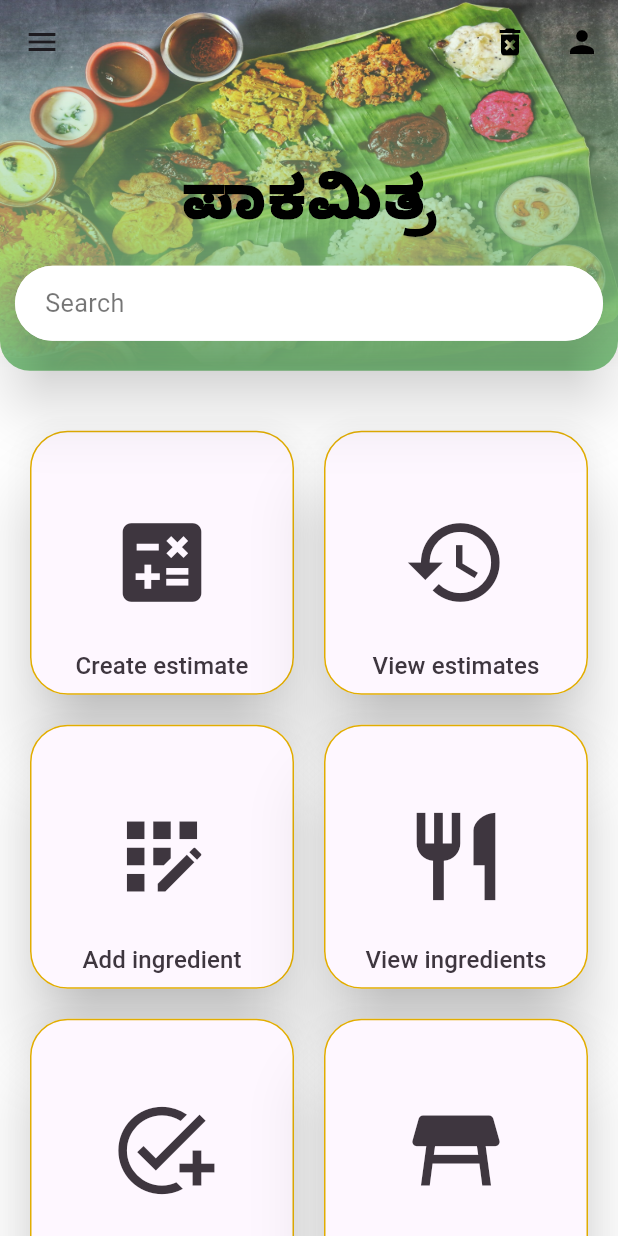
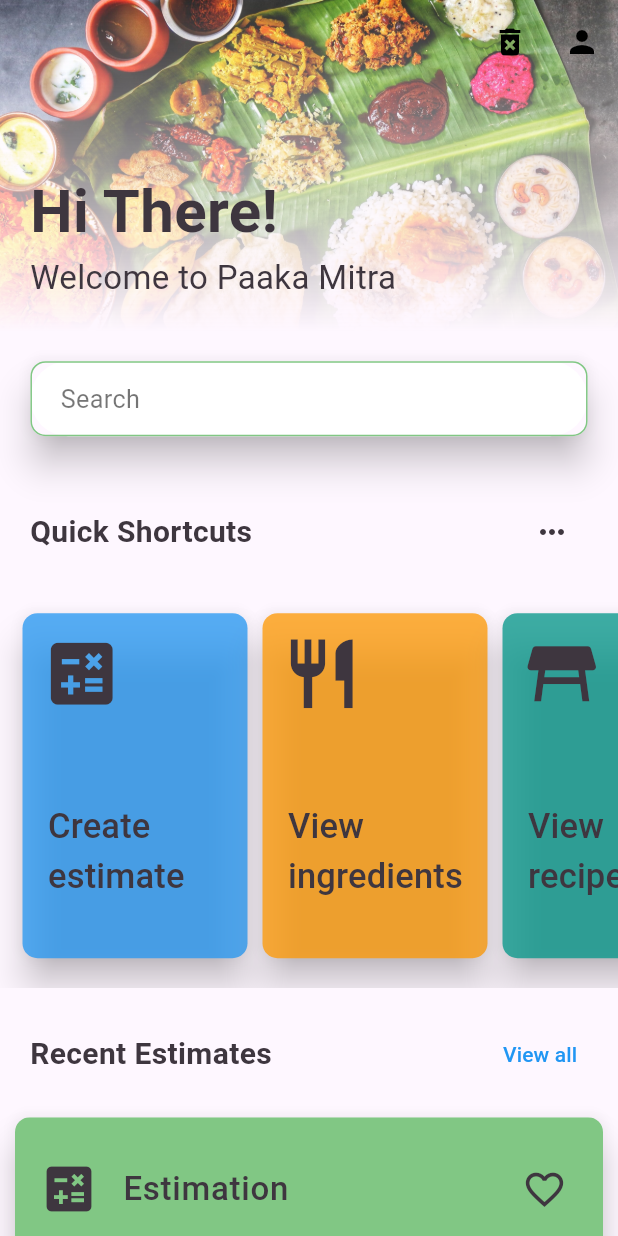
Before and after one commit to nandeeshkamath/paka-mitra, a Flutter app: the screen it shows after launch, on a phone screen of 412 x 824 dp. Run offline on Flutter 3.47's test engine with Material 3 defaults, Android fonts, the phone set to English and light mode, and no system bars; our stand-ins replace dropdown_button2, sqflite, sqflite_common_ffi_web; accounts and stored records are empty.

Commit message:
Redesign home page

```diff
--- a/lib/fragments/search_box.dart
+++ b/lib/fragments/search_box.dart
@@ -1,4 +1,5 @@
 import 'package:flutter/material.dart';
+import 'package:wing_cook/constants/app_theme.dart';
 
 class SearchBox extends StatelessWidget {
   const SearchBox({Key? key, required this.onTap}) : super(key: key);
@@ -7,8 +8,11 @@ class SearchBox extends StatelessWidget {
   @override
   Widget build(BuildContext context) {
     return Material(
-      elevation: 20,
-      shape: RoundedRectangleBorder(borderRadius: BorderRadius.circular(50)),
+      elevation: 10,
+      shape: RoundedRectangleBorder(
+        borderRadius: BorderRadius.circular(10),
+        side: const BorderSide(color: secondary),
+      ),
       child: GestureDetector(
         onTap: onTap,
         child: Container(
--- /dev/null
+++ b/lib/home2.dart
@@ -0,0 +1,377 @@
+import 'package:flutter/material.dart';
+import 'package:wing_cook/add_ingredient.dart';
+import 'package:wing_cook/add_recipe.dart';
+import 'package:wing_cook/constants/app_theme.dart';
+import 'package:wing_cook/create_estimate.dart';
+import 'package:wing_cook/database/ingredients_repository.dart';
+import 'package:wing_cook/database/recipe_repository.dart';
+import 'package:wing_cook/fragments/item_search_delegate.dart';
+import 'package:wing_cook/fragments/search_box.dart';
+import 'package:wing_cook/model/ingredient.dart';
+import 'package:wing_cook/model/recipe.dart';
+import 'package:wing_cook/view_ingredients.dart';
+import 'package:wing_cook/view_recipes.dart';
+
+class HomePage2 extends StatefulWidget {
+  const HomePage2({super.key});
+
+  @override
+  State<HomePage2> createState() => _HomePageState2();
+}
+
+class _HomePageState2 extends State<HomePage2> {
+  late Future<List<Ingredient>> _ingredients;
+  late Future<List<Recipe>> _recipes;
+
+  @override
+  void initState() {
+    super.initState();
+    refresh();
+  }
+
+  Future<List<Ingredient>> getIngredients() async {
+    return IngredientsRepository.getIngredients();
+  }
+
+  Future<List<Recipe>> getRecipes() async {
+    return RecipesRepository.getAll();
+  }
+
+  refresh() {
+    setState(() {
+      _ingredients = getIngredients();
+      _recipes = getRecipes();
+    });
+  }
+
+  Widget gridTile(
+      BuildContext context, title, Color color, Widget? onTap, IconData icon) {
+    return Padding(
+      padding: const EdgeInsets.symmetric(horizontal: 5, vertical: 20),
+      child: Material(
+        elevation: 10,
+        color: color.withOpacity(0.75),
+        shape: RoundedRectangleBorder(
+          borderRadius: BorderRadius.circular(10),
+        ),
+        child: ClipRRect(
+          borderRadius: BorderRadius.circular(10),
+          child: SizedBox(
+            width: 150,
+            child: TextButton(
+              onPressed: () {
+                if (onTap != null) {
+                  Navigator.push(
+                    context,
+                    MaterialPageRoute(builder: (context) => onTap),
+                  );
+                }
+              },
+              style: ButtonStyle(
+                foregroundColor: MaterialStateProperty.all(primary),
+                overlayColor: MaterialStateProperty.all(Colors.transparent),
+              ),
+              child: GridTile(
+                header: Container(
+                  padding: const EdgeInsets.only(top: 5),
+                  alignment: Alignment.topLeft,
+                  child: Icon(
+                    icon,
+                    color: primary,
+                    size: 55,
+                  ),
+                ),
+                child: Container(
+                  padding: const EdgeInsets.only(bottom: 30, left: 5),
+                  alignment: Alignment.bottomLeft,
+                  child: Text(
+                    title,
+                    textAlign: TextAlign.left,
+                    style: const TextStyle(
+                        fontSize: 23, fontWeight: FontWeight.w500),
+                    // style: Theme.of(context).textTheme.headlineSmall,
+                  ),
+                ),
+              ),
+            ),
+          ),
+        ),
+      ),
+    );
+  }
+
+  @override
+  Widget build(BuildContext context) {
+    final scrollController = ScrollController();
+    return Scaffold(
+      body: CustomScrollView(
+        slivers: [
+          SliverAppBar(
+            actions: [
+              IconButton(
+                onPressed: () {
+                  IngredientsRepository.deleteAll();
+                  RecipesRepository.deleteAll();
+                },
+                icon: const Icon(
+                  Icons.delete_forever,
+                  color: Colors.black,
+                ),
+              ),
+              IconButton(
+                icon: const Icon(
+                  Icons.person,
+                  color: Colors.black,
+                ),
+                tooltip: 'Open profile',
+                onPressed: () {},
+              ),
+            ],
+            flexibleSpace: ShaderMask(
+              shaderCallback: (rect) {
+                return const LinearGradient(
+                  begin: Alignment.topCenter,
+                  end: Alignment.bottomCenter,
+                  colors: [Colors.black, Colors.transparent],
+                ).createShader(Rect.fromLTRB(0, 0, rect.width, rect.height));
+              },
+              blendMode: BlendMode.dstIn,
+              child: Image.asset(
+                'images/paaka_home.jpg',
+                fit: BoxFit.cover,
+              ),
+            ),
+            bottom: PreferredSize(
+                preferredSize:
+                    Size.fromHeight(MediaQuery.sizeOf(context).height * 0.2),
+                child: const Align(
+                  alignment: Alignment.centerLeft,
+                  child: Column(
+                    crossAxisAlignment: CrossAxisAlignment.start,
+                    children: [
+                      SizedBox(
+                        height: 30,
+                      ),
+                      Padding(
+                        padding: EdgeInsets.symmetric(horizontal: 20),
+                        child: Text(
+                          "Hi There!",
+                          textAlign: TextAlign.left,
+                          style: TextStyle(
+                            fontSize: 40,
+                            fontWeight: FontWeight.bold,
+                            color: primary,
+                          ),
+                        ),
+                      ),
+                      Padding(
+                        padding: EdgeInsets.symmetric(horizontal: 20),
+                        child: Text(
+                          "Welcome to Paaka Mitra",
+                          textAlign: TextAlign.left,
+                          style: TextStyle(
+                            fontSize: 22,
+                            color: primary,
+                          ),
+                        ),
+                      ),
+                      SizedBox(
+                        height: 20,
+                      ),
+                    ],
+                  ),
+                )),
+          ),
+          SliverList(
+            delegate: SliverChildListDelegate(
+              [
+                SingleChildScrollView(
+                  controller: scrollController,
+                  child: SafeArea(
+                    child: Column(
+                      crossAxisAlignment: CrossAxisAlignment.start,
+                      children: [
+                        Align(
+                          alignment: Alignment.center,
+                          child: Container(
+                            width: MediaQuery.sizeOf(context).width * 0.95,
+                            padding: const EdgeInsets.symmetric(
+                                horizontal: 10, vertical: 20),
+                            child: SearchBox(onTap: () {
+                              Map<String, List<String>> items = {};
+
+                              _ingredients
+                                  .then((value) => items["Ingredients"] =
+                                      value.map((e) => e.name).toList())
+                                  .then((value) => _recipes.then((value) =>
+                                      items["Recipes"] =
+                                          value.map((e) => e.name).toList()))
+                                  .then((value) => showSearch(
+                                      context: context,
+                                      delegate:
+                                          ItemSearchDelegate(map: items)));
+                            }),
+                          ),
+                        ),
+                        const SizedBox(
+                          height: 20,
+                        ),
+                        Padding(
+                          padding: const EdgeInsets.symmetric(horizontal: 20),
+                          child: Row(
+                            mainAxisAlignment: MainAxisAlignment.spaceBetween,
+                            children: [
+                              const Text(
+                                "Quick Shortcuts",
+                                textAlign: TextAlign.left,
+                                style: TextStyle(
+                                  fontSize: 20,
+                                  fontWeight: FontWeight.bold,
+                                  color: primary,
+                                ),
+                              ),
+                              IconButton(
+                                style: const ButtonStyle(
+                                  padding:
+                                      MaterialStatePropertyAll(EdgeInsets.zero),
+                                ),
+                                onPressed: () {},
+                                icon: const Icon(
+                                  Icons.more_horiz,
+                                  color: primary,
+                                ),
+                              ),
+                            ],
+                          ),
+                        ),
+                        const SizedBox(
+                          height: 10,
+                        ),
+                        SizedBox(
+                          height: 270,
+                          child: ListView(
+                            scrollDirection: Axis.horizontal,
+                            physics: const ScrollPhysics(),
+                            padding: const EdgeInsets.symmetric(horizontal: 10),
+                            shrinkWrap: true,
+                            children: [
+                              gridTile(context, 'Create estimate', Colors.blue,
+                                  const CreateEstimation(), Icons.calculate),
+                              gridTile(
+                                  context,
+                                  'View ingredients',
+                                  Colors.orange,
+                                  const ViewIngredients(),
+                                  Icons.restaurant),
+                              gridTile(context, 'View recipes', Colors.teal,
+                                  const ViewRecipes(), Icons.table_restaurant),
+                              gridTile(
+                                  context,
+                                  'Add ingredient',
+                                  Colors.cyan,
+                                  const AddIngredient(),
+                                  Icons.app_registration),
+                              gridTile(context, 'Add recipe', Colors.amber,
+                                  const AddRecipe(), Icons.add_task),
+                            ],
+                          ),
+                        ),
+                        const SizedBox(
+                          height: 20,
+                        ),
+                        Padding(
+                          padding: const EdgeInsets.symmetric(horizontal: 20),
+                          child: Row(
+                            mainAxisAlignment: MainAxisAlignment.spaceBetween,
+                            children: [
+                              const Text(
+                                "Recent Estimates",
+                                textAlign: TextAlign.left,
+                                style: TextStyle(
+                                  fontSize: 20,
+                                  fontWeight: FontWeight.bold,
+                                  color: primary,
+                                ),
+                              ),
+                              TextButton(
+                                style: const ButtonStyle(
+                                    padding: MaterialStatePropertyAll(
+                                        EdgeInsets.all(0))),
+                                onPressed: () {
+                                  // Navigator.push(context, MaterialPageRoute(builder: (context) => ));
+                                },
+                                child: const Text(
+                                  "View all",
+                                  style: TextStyle(
+                                      color: Colors.blue, fontSize: 14),
+                                ),
+                              ),
+                            ],
+                          ),
+                        ),
+                        const SizedBox(
+                          height: 10,
+                        ),
+                        SizedBox(
+                          width: MediaQuery.sizeOf(context).width,
+                          child: ListView.builder(
+                            controller: scrollController,
+                            shrinkWrap: true,
+                            itemBuilder: (context, index) {
+                              return Padding(
+                                padding: const EdgeInsets.symmetric(
+                                    horizontal: 10, vertical: 8),
+                                child: Material(
+                                  elevation: 10,
+                                  borderRadius: BorderRadius.circular(10),
+                                  child: ListTile(
+                                    tileColor: secondary,
+                                    shape: RoundedRectangleBorder(
+                                      borderRadius: BorderRadius.circular(10),
+                                    ),
+                                    leading: const Icon(
+                                      Icons.calculate,
+                                      size: 40,
+                                      color: primary,
+                                    ),
+                                    trailing: const Icon(
+                                      Icons.favorite_outline,
+                                      size: 30,
+                                      color: primary,
+                                    ),
+                                    title: const SizedBox(
+                                      height: 80,
+                                      child: Align(
+                                        alignment: Alignment.centerLeft,
+                                        child: Text(
+                                          "Estimation",
+                                          style: TextStyle(
+                                            color: primary,
+                                            fontSize: 22,
+                                            fontWeight: FontWeight.w500,
+                                          ),
+                                        ),
+                                      ),
+                                    ),
+                                  ),
+                                ),
+                              );
+                            },
+                            itemCount: 3,
+                          ),
+                        ),
+                        const SizedBox(
+                          height: 30,
+                        ),
+                      ],
+                    ),
+                  ),
+                ),
+              ],
+            ),
+          ),
+        ],
+      ),
+    );
+  }
+}
--- a/lib/main.dart
+++ b/lib/main.dart
@@ -1,5 +1,6 @@
 import 'package:flutter/material.dart';
 import 'package:wing_cook/home.dart';
+import 'package:wing_cook/home2.dart';
 
 void main() {
   runApp(const MyApp());
@@ -24,7 +25,7 @@ class _MyApp extends State<MyApp> {
         colorScheme: ColorScheme.fromSeed(seedColor: Colors.deepPurple),
         useMaterial3: true,
       ),
-      home: const HomePage(),
+      home: const HomePage2(),
     );
   }
 }
```
Also changed, not shown: 1 other file.
